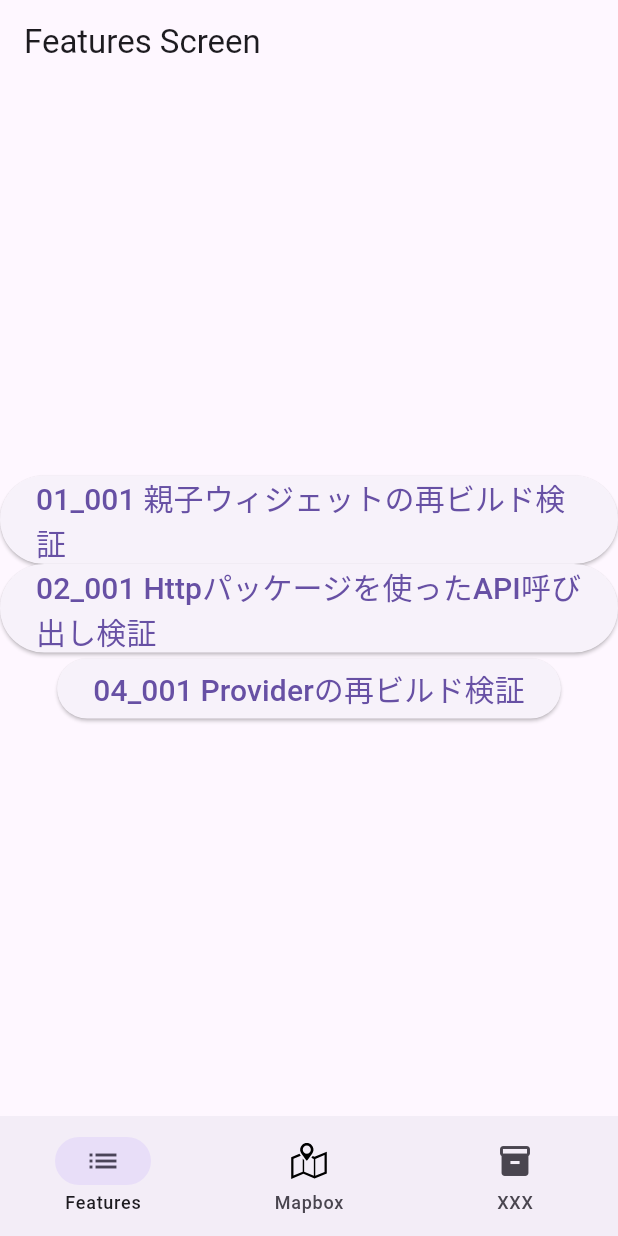
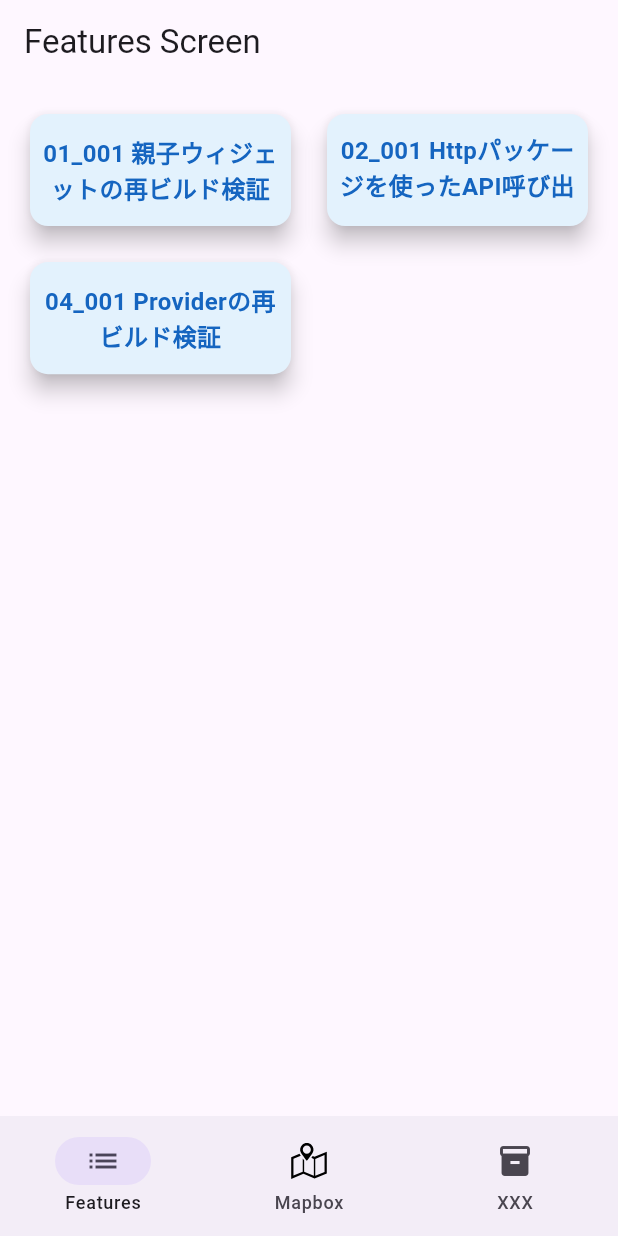
Before and after one commit to yassan16/flutter-try-feature-list, a Flutter app: the screen it shows after launch, on a phone screen of 412 x 824 dp. Run offline on Flutter 3.47's test engine with Material 3 defaults, Android fonts, the phone set to English and light mode, and no system bars; our stand-ins replace flutter_riverpod, flutter_svg, freezed_annotation, go_router, riverpod_annotation; missing offline and left inert: mapbox_maps_flutter; generated files the repository leaves out were written again.

Commit message:
機能一覧画面のUIを修正

```diff
--- a/lib/features/features_screen.dart
+++ b/lib/features/features_screen.dart
@@ -17,57 +17,101 @@ class _FeaturesScreenState extends State<FeaturesScreen> {
 
   @override
   Widget build(BuildContext context) {
-    return Scaffold(
-      appBar: AppBar(title: const Text('Features Screen')),
-      body: Column(
-        mainAxisAlignment: MainAxisAlignment.center,
-        children: [
-          // 01_001 親子ウィジェットの再ビルド検証
-          ElevatedButton(
-            onPressed: () {
-              String router =
-                  Routing.featuresScreenRouter + Routing.route_01_001;
+    final items = [
+      {
+        'text': '01_001 親子ウィジェットの再ビルド検証',
+        'onPressed': () {
+          String router = Routing.featuresScreenRouter + Routing.route_01_001;
           GoRouter.of(context).go(router);
           ScaffoldMessenger.of(
             context,
           ).showSnackBar(SnackBar(content: Text('パス： $router')));
         },
-            child: const Text(
-              '01_001 親子ウィジェットの再ビルド検証',
-              style: TextStyle(fontSize: 20),
-            ),
-          ),
-          // 02_001 Httpパッケージを使ったAPI呼び出し検証
-          ElevatedButton(
-            onPressed: () {
-              String router =
-                  Routing.featuresScreenRouter + Routing.route_02_001;
+      },
+      {
+        'text': '02_001 Httpパッケージを使ったAPI呼び出し検証',
+        'onPressed': () {
+          String router = Routing.featuresScreenRouter + Routing.route_02_001;
           GoRouter.of(context).go(router);
           ScaffoldMessenger.of(
             context,
           ).showSnackBar(SnackBar(content: Text('パス： $router')));
         },
-            child: const Text(
-              '02_001 Httpパッケージを使ったAPI呼び出し検証',
-              style: TextStyle(fontSize: 20),
-            ),
-          ),
-          // 04_001 Providerの再ビルド検証
-          ElevatedButton(
-            onPressed: () {
-              String router =
-                  Routing.featuresScreenRouter + Routing.route_04_001;
+      },
+      {
+        'text': '04_001 Providerの再ビルド検証',
+        'onPressed': () {
+          String router = Routing.featuresScreenRouter + Routing.route_04_001;
           GoRouter.of(context).go(router);
           ScaffoldMessenger.of(
             context,
           ).showSnackBar(SnackBar(content: Text('パス： $router')));
         },
-            child: const Text(
-              '04_001 Providerの再ビルド検証',
-              style: TextStyle(fontSize: 20),
+      },
+    ];
+
+    return Scaffold(
+      appBar: AppBar(title: const Text('Features Screen')),
+      body: Padding(
+        padding: const EdgeInsets.all(16.0),
+        child: GridView.builder(
+          gridDelegate: const SliverGridDelegateWithFixedCrossAxisCount(
+            crossAxisCount: 2,
+            mainAxisSpacing: 16,
+            crossAxisSpacing: 16,
+            childAspectRatio: 2.2,
+          ),
+          itemCount: items.length,
+          itemBuilder: (context, index) {
+            return _buildFeatureCard(
+              context,
+              items[index]['text'] as String,
+              items[index]['onPressed'] as void Function(),
+            );
+          },
         ),
       ),
-        ],
+    );
+  }
+
+  Widget _buildFeatureCard(
+    BuildContext context,
+    String text,
+    VoidCallback onPressed,
+  ) {
+    return Card(
+      elevation: 6,
+      shape: RoundedRectangleBorder(borderRadius: BorderRadius.circular(12)),
+      color: Colors.blue[50], // 見やすい青系の背景色
+      child: InkWell(
+        borderRadius: BorderRadius.circular(12),
+        onTap: onPressed,
+        child: Center(
+          child: Padding(
+            padding: const EdgeInsets.symmetric(
+              horizontal: 8.0,
+              vertical: 12.0,
+            ),
+            child: ConstrainedBox(
+              constraints: const BoxConstraints(
+                maxWidth: 180, // カード内での最大幅を指定
+                minHeight: 40,
+              ),
+              child: Text(
+                text,
+                style: TextStyle(
+                  fontSize: 16, // 少し小さめで収まりやすく
+                  color: Colors.blue[800], // 見やすい青色
+                  fontWeight: FontWeight.bold,
+                ),
+                textAlign: TextAlign.center,
+                softWrap: true,
+                overflow: TextOverflow.ellipsis,
+                maxLines: 3, // 3行まで表示、超えたら...で省略
+              ),
+            ),
+          ),
+        ),
       ),
     );
   }
```
Lines whose indentation alone changed are shown as unchanged.
